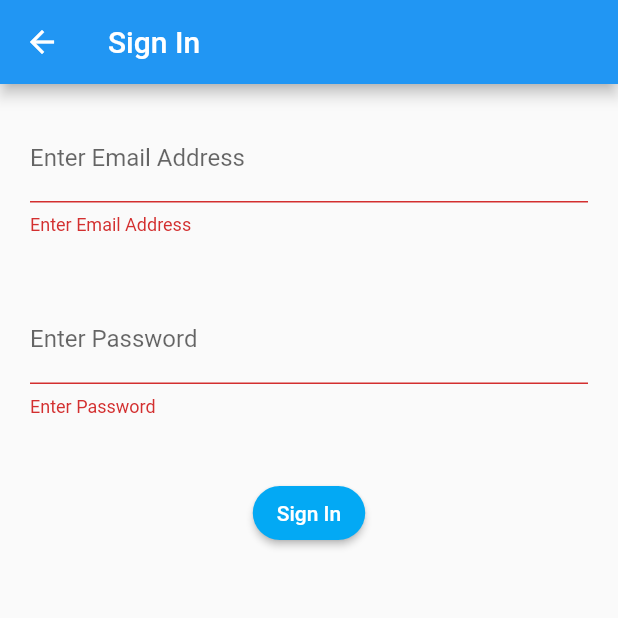
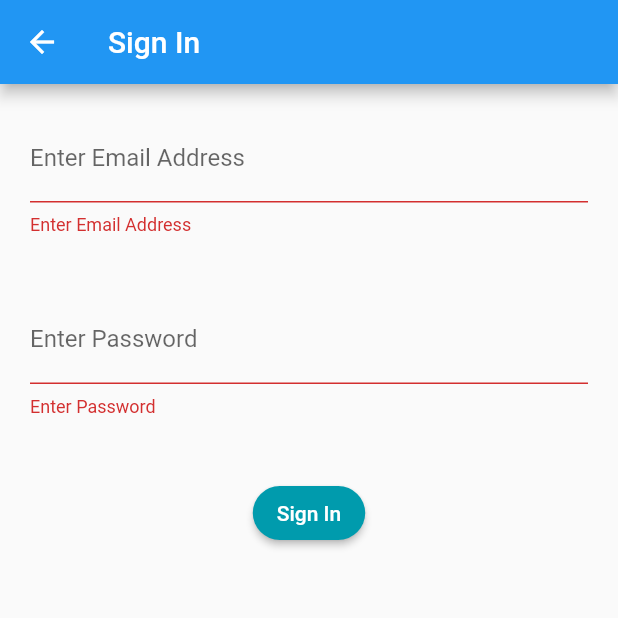
Before and after one commit to insidemordecai/etransact, a Flutter app: the EmailLogIn screen opened directly, after a tap on "Sign In", on a phone screen of 412 x 824 dp, the top half of it. Run offline on Flutter 3.47's test engine with Material 2 defaults, Android fonts, the phone set to English and light mode, and no system bars; our stand-ins replace firebase_auth, firebase_core, firebase_database, firebase_storage, flutter_signin_button; accounts and stored records are empty.

Commit message:
update: styling changes due to model/palette.dart

```diff
--- a/lib/screens/email_login.dart
+++ b/lib/screens/email_login.dart
@@ -3,6 +3,7 @@ import 'package:flutter/material.dart';
 
 import 'home.dart';
 import 'package:e_transaction/constants.dart';
+import 'package:e_transaction/model/palette.dart';
 
 class EmailLogIn extends StatefulWidget {
   @override
@@ -60,9 +61,10 @@ class _EmailLogInState extends State<EmailLogIn> {
                   validator: (value) {
                     if (value!.isEmpty) {
                       return 'Enter Password';
-                    } else if (value.length < 6) {
-                      return 'Password must be at least 6 characters!';
                     }
+                    // else if (value.length < 6) {
+                    //   return 'Password must be at least 6 characters!';
+                    // }
                     return null;
                   },
                 ),
@@ -73,7 +75,7 @@ class _EmailLogInState extends State<EmailLogIn> {
                     ? CircularProgressIndicator()
                     : ElevatedButton(
                         style: ElevatedButton.styleFrom(
-                          primary: Colors.lightBlue,
+                          primary: Palette.kTeal,
                           shape: kRoundedBorder,
                         ),
                         onPressed: () {
--- a/lib/screens/email_signup.dart
+++ b/lib/screens/email_signup.dart
@@ -4,6 +4,7 @@ import 'package:flutter/material.dart';
 
 import 'home.dart';
 import 'package:e_transaction/constants.dart';
+import 'package:e_transaction/model/palette.dart';
 
 class EmailSignUp extends StatefulWidget {
   @override
@@ -116,7 +117,7 @@ class _EmailSignUpState extends State<EmailSignUp> {
                     ? CircularProgressIndicator()
                     : ElevatedButton(
                         style: ElevatedButton.styleFrom(
-                          primary: Colors.lightBlue,
+                          primary: Palette.kTeal,
                           shape: kRoundedBorder,
                         ),
                         onPressed: () {
```
